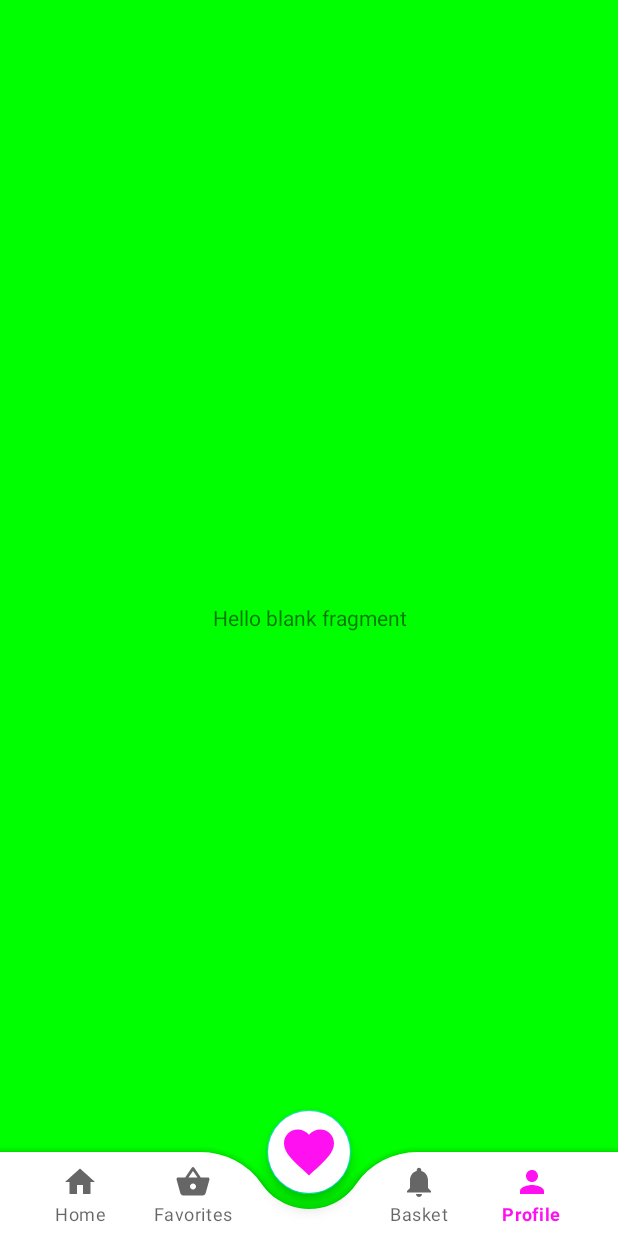
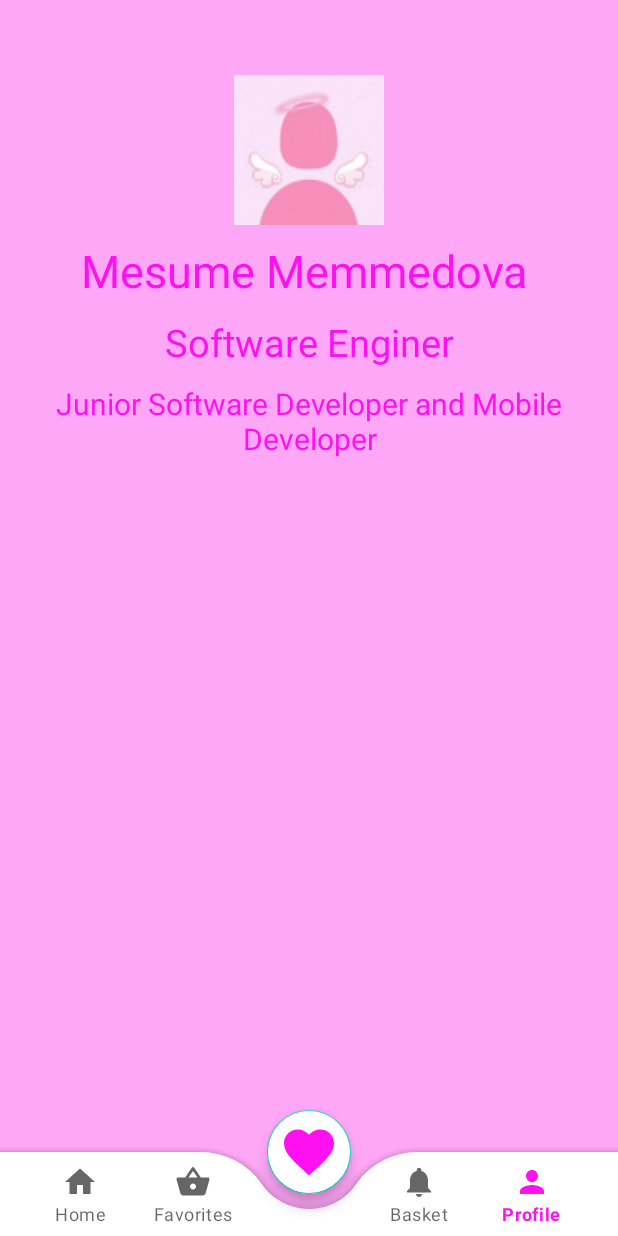
Before and after one commit to metlebrustemov/PinkStore, an Android app: the screen it shows after launch (MainActivity), item 5 of the bottom bar chosen, on a phone screen of 412 x 824 dp. Run offline under Robolectric (Android 15) with nearby library versions, the phone set to English and light mode, and no system bars.

Commit message:
profil sehifesi tamamlandi

```diff
--- /dev/null
+++ b/app/src/main/res/drawable/circle.xml
@@ -0,0 +1,12 @@
+<?xml version="1.0" encoding="utf-8"?>
+<shape xmlns:android="http://schemas.android.com/apk/res/android"
+    android:innerRadius="0dp"
+    android:shape="ring"
+    android:thicknessRatio="1.9"
+    android:useLevel="false" >
+    <solid android:color="@android:color/transparent" />
+
+    <stroke
+        android:width="10dp"
+        android:color="@android:color/white" />
+</shape>
--- /dev/null
+++ b/app/src/main/res/drawable/image.xml
@@ -0,0 +1,7 @@
+<?xml version="1.0" encoding="utf-8"?>
+<layer-list xmlns:android="http://schemas.android.com/apk/res/android" >
+
+    <item android:drawable="@drawable/circle"/>
+    <item android:drawable="@drawable/_zr8su8a"/>
+
+</layer-list>
--- a/app/src/main/res/layout/fragment_profile.xml
+++ b/app/src/main/res/layout/fragment_profile.xml
@@ -1,16 +1,55 @@
 <?xml version="1.0" encoding="utf-8"?>
 <FrameLayout xmlns:android="http://schemas.android.com/apk/res/android"
+    xmlns:app="http://schemas.android.com/apk/res-auto"
     xmlns:tools="http://schemas.android.com/tools"
     android:layout_width="match_parent"
     android:layout_height="match_parent"
-    android:background="#ff00ff00"
+    android:background="#88FF5AF1"
     tools:context=".fragments.ProfileFragment">
 
-    <!-- TODO: Update blank fragment layout -->
-    <TextView
+
+    <LinearLayout
         android:layout_width="match_parent"
         android:layout_height="match_parent"
-        android:gravity="center"
-        android:text="@string/hello_blank_fragment" />
+        android:gravity="center_horizontal"
+        android:orientation="vertical">
 
+
+        <ImageView
+            android:id="@+id/imageView2"
+            android:layout_width="100dp"
+            android:layout_height="100dp"
+            android:layout_marginTop="50dp"
+            android:background="@drawable/image" />
+
+        <TextView
+            android:id="@+id/textView2"
+            android:layout_width="match_parent"
+            android:layout_height="wrap_content"
+            android:layout_marginTop="10dp"
+            android:text="Mesume Memmedova "
+            android:textAlignment="center"
+            android:textColor="@color/pink"
+            android:textSize="30sp" />
+
+        <TextView
+            android:id="@+id/textView3"
+            android:layout_width="match_parent"
+            android:layout_height="wrap_content"
+            android:layout_marginTop="10dp"
+            android:text="Software Enginer"
+            android:textAlignment="center"
+            android:textColor="@color/pink"
+            android:textSize="25sp" />
+
+        <TextView
+            android:id="@+id/textView4"
+            android:layout_width="match_parent"
+            android:layout_height="wrap_content"
+            android:layout_marginTop="10dp"
+            android:text="Junior Software Developer and Mobile Developer"
+            android:textAlignment="center"
+            android:textColor="@color/pink"
+            android:textSize="20sp" />
+    </LinearLayout>
 </FrameLayout>
```
Also changed, not shown: app/src/main/res/drawable/_zr8su8a.png (added).
